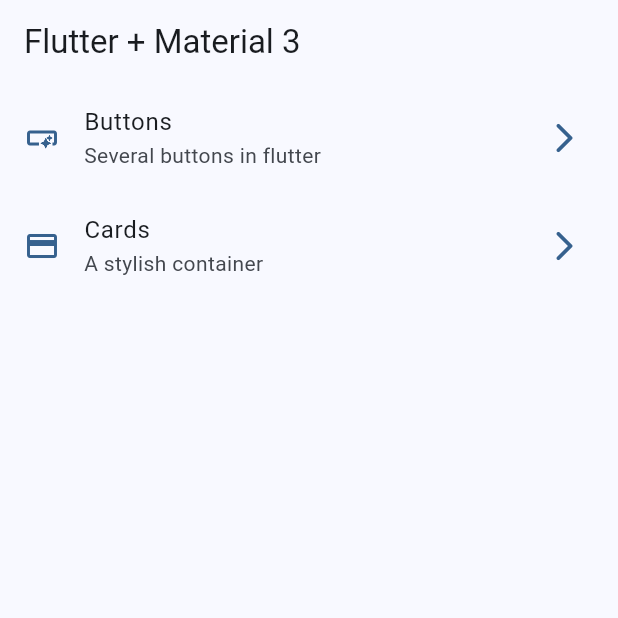
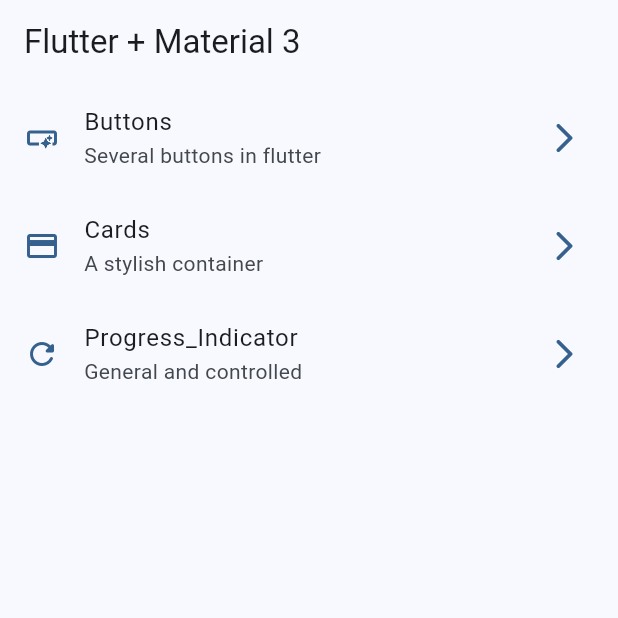
Before and after one commit to leoerazo/widgets_and_formatos, a Flutter app: the screen it shows after launch, on a phone screen of 412 x 824 dp, the top half of it. Run offline on Flutter 3.47's test engine with Material 2 defaults, Android fonts, the phone set to English and light mode, and no system bars; our stand-ins replace go_router.

Commit message:
widget progress commit

```diff
--- a/lib/config/menu/menu_items.dart
+++ b/lib/config/menu/menu_items.dart
@@ -22,10 +22,18 @@
     icon: Icons.smart_button_outlined
     ),
 
-    MenuItem(
+  MenuItem(
     title: 'Cards',
     subTitle: 'A stylish container',
     link: '/cards',
     icon: Icons.credit_card
     ),
+
+  MenuItem(
+    title: 'Progress_Indicator',
+    subTitle: 'General and controlled',
+    link: '/progress',
+    icon: Icons.refresh_rounded
+    ),
+
 ];
--- a/lib/config/router/app_router.dart
+++ b/lib/config/router/app_router.dart
@@ -3,6 +3,7 @@
 import 'package:widget_formatos/presentation/screens/Cards/cards_screen.dart';
 import 'package:widget_formatos/presentation/screens/Home/home_screen.dart';
 import 'package:widget_formatos/presentation/screens/buttons/buttons_screens.dart';
+import 'package:widget_formatos/presentation/screens/progress/progress.dart';
 
 final appRouter = GoRouter(
   initialLocation: '/',
@@ -21,6 +22,12 @@
       path:'/Cards',
       name: CardsScreen.name,
       builder: (context, state) => const CardsScreen(),
-    )
+    ),
+
+    GoRoute(
+      path: '/progress',
+      name: ProgressScreen.name,
+      builder: (context, state) => const ProgressScreen(),
+      )
   ]
 );
--- a/lib/presentation/screens/Home/home_screen.dart
+++ b/lib/presentation/screens/Home/home_screen.dart
@@ -1,7 +1,7 @@
 import 'package:flutter/material.dart';
 import 'package:go_router/go_router.dart';
 import 'package:widget_formatos/config/menu/menu_items.dart';
-import 'package:widget_formatos/presentation/screens/buttons/buttons_screens.dart';
+//import 'package:widget_formatos/presentation/screens/buttons/buttons_screens.dart';
 
 class HomeScreen extends StatelessWidget {
   static const String name = 'Home_Screen';
```
Also changed, not shown: lib/presentation/screens/progress/progress.dart (+54 -1 lines), pubspec.yaml (+3 -8 lines), pubspec.lock.
